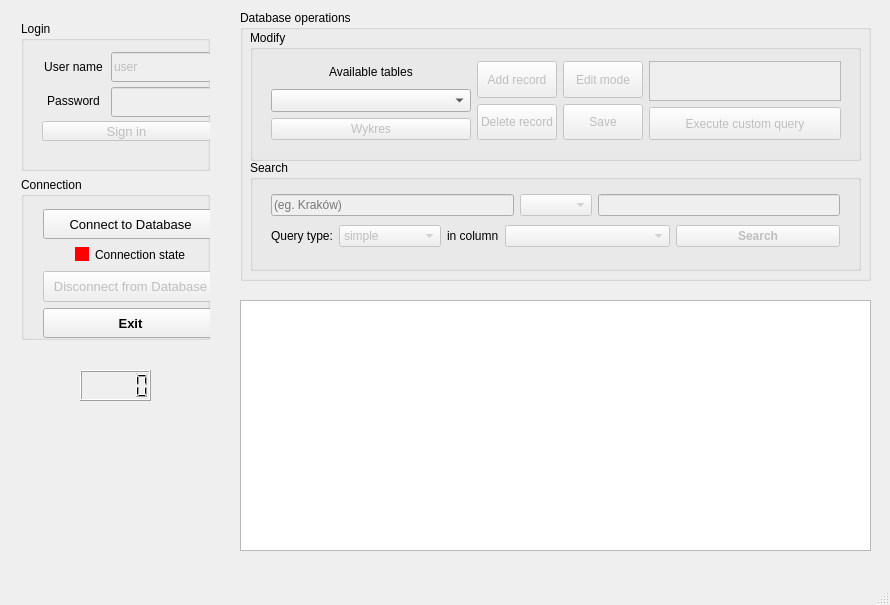
This is mainwindow.ui in palucki/leauge-explorer as Qt 5 draws it before an edit. The edited form follows.
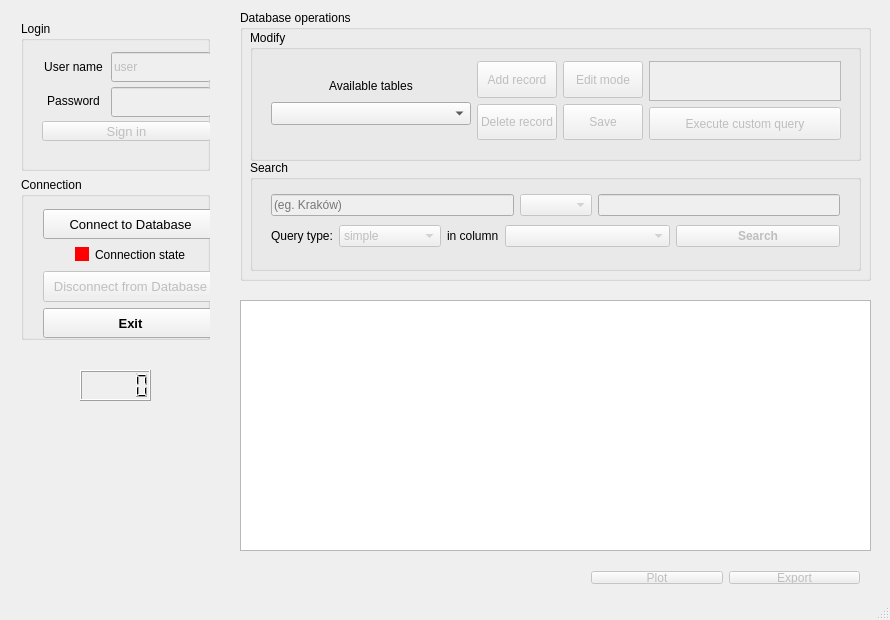
This is the edited form. Icons and pictures are not drawn. Custom widgets are drawn as their Qt base class.

Commit message: Added placeholder for 'export to csv' button in UI

```diff
--- a/mainwindow.ui
+++ b/mainwindow.ui
@@ -10,7 +10,7 @@
     <x>0</x>
     <y>0</y>
     <width>890</width>
-    <height>605</height>
+    <height>620</height>
    </rect>
   </property>
   <property name="windowTitle">
@@ -274,6 +274,19 @@
       <layout class="QHBoxLayout" name="horizontalLayout_4">
        <item>
         <layout class="QVBoxLayout" name="verticalLayout_5">
+         <item>
+          <spacer name="verticalSpacer_2">
+           <property name="orientation">
+            <enum>Qt::Vertical</enum>
+           </property>
+           <property name="sizeHint" stdset="0">
+            <size>
+             <width>20</width>
+             <height>40</height>
+            </size>
+           </property>
+          </spacer>
+         </item>
          <item>
           <layout class="QHBoxLayout" name="horizontalLayout">
            <item>
@@ -325,7 +338,7 @@
          <item>
           <widget class="QComboBox" name="allTablesasdasd">
            <property name="sizePolicy">
-            <sizepolicy hsizetype="Maximum" vsizetype="Expanding">
+            <sizepolicy hsizetype="Maximum" vsizetype="Maximum">
              <horstretch>0</horstretch>
              <verstretch>0</verstretch>
             </sizepolicy>
@@ -350,47 +363,17 @@
           </widget>
          </item>
          <item>
-          <widget class="QPushButton" name="chartButton">
-           <property name="enabled">
-            <bool>false</bool>
+          <spacer name="verticalSpacer">
+           <property name="orientation">
+            <enum>Qt::Vertical</enum>
            </property>
-           <property name="sizePolicy">
-            <sizepolicy hsizetype="Minimum" vsizetype="Expanding">
-             <horstretch>0</horstretch>
-             <verstretch>0</verstretch>
-            </sizepolicy>
-           </property>
-           <property name="minimumSize">
+           <property name="sizeHint" stdset="0">
             <size>
-             <width>0</width>
-             <height>0</height>
-            </size>
-           </property>
-           <property name="maximumSize">
-            <size>
-             <width>16777215</width>
+             <width>20</width>
              <height>40</height>
             </size>
            </property>
-           <property name="font">
-            <font>
-             <pointsize>9</pointsize>
-            </font>
-           </property>
-           <property name="text">
-            <string>Wykres</string>
-           </property>
-           <property name="icon">
-            <iconset resource="myresources.qrc">
-             <normaloff>:/MyFiles/images/png/arrow-made-up-of-connectors-and-lines.png</normaloff>:/MyFiles/images/png/arrow-made-up-of-connectors-and-lines.png</iconset>
-           </property>
-           <property name="iconSize">
-            <size>
-             <width>25</width>
-             <height>25</height>
-            </size>
-           </property>
-          </widget>
+          </spacer>
          </item>
         </layout>
        </item>
@@ -1059,6 +1042,104 @@
      </rect>
     </property>
    </widget>
+   <widget class="QWidget" name="horizontalLayoutWidget">
+    <property name="geometry">
+     <rect>
+      <x>580</x>
+      <y>560</y>
+      <width>291</width>
+      <height>35</height>
+     </rect>
+    </property>
+    <layout class="QHBoxLayout" name="horizontalLayout_5">
+     <item>
+      <widget class="QPushButton" name="chartButton">
+       <property name="enabled">
+        <bool>false</bool>
+       </property>
+       <property name="sizePolicy">
+        <sizepolicy hsizetype="Minimum" vsizetype="Expanding">
+         <horstretch>0</horstretch>
+         <verstretch>0</verstretch>
+        </sizepolicy>
+       </property>
+       <property name="minimumSize">
+        <size>
+         <width>0</width>
+         <height>0</height>
+        </size>
+       </property>
+       <property name="maximumSize">
+        <size>
+         <width>16777215</width>
+         <height>40</height>
+        </size>
+       </property>
+       <property name="font">
+        <font>
+         <pointsize>9</pointsize>
+        </font>
+       </property>
+       <property name="text">
+        <string>Plot</string>
+       </property>
+       <property name="icon">
+        <iconset resource="myresources.qrc">
+         <normaloff>:/MyFiles/images/png/arrow-made-up-of-connectors-and-lines.png</normaloff>:/MyFiles/images/png/arrow-made-up-of-connectors-and-lines.png</iconset>
+       </property>
+       <property name="iconSize">
+        <size>
+         <width>25</width>
+         <height>25</height>
+        </size>
+       </property>
+      </widget>
+     </item>
+     <item>
+      <widget class="QPushButton" name="exportTableButton">
+       <property name="enabled">
+        <bool>false</bool>
+       </property>
+       <property name="sizePolicy">
+        <sizepolicy hsizetype="Minimum" vsizetype="Expanding">
+         <horstretch>0</horstretch>
+         <verstretch>0</verstretch>
+        </sizepolicy>
+       </property>
+       <property name="minimumSize">
+        <size>
+         <width>0</width>
+         <height>0</height>
+        </size>
+       </property>
+       <property name="maximumSize">
+        <size>
+         <width>16777215</width>
+         <height>40</height>
+        </size>
+       </property>
+       <property name="font">
+        <font>
+         <pointsize>9</pointsize>
+        </font>
+       </property>
+       <property name="text">
+        <string>Export</string>
+       </property>
+       <property name="icon">
+        <iconset resource="myresources.qrc">
+         <normaloff>:/MyFiles/images/png/coins-stack-with-arrows-in-different-directions.png</normaloff>:/MyFiles/images/png/coins-stack-with-arrows-in-different-directions.png</iconset>
+       </property>
+       <property name="iconSize">
+        <size>
+         <width>25</width>
+         <height>25</height>
+        </size>
+       </property>
+      </widget>
+     </item>
+    </layout>
+   </widget>
    <zorder>layoutWidget</zorder>
    <zorder>resultTable</zorder>
    <zorder>groupBox</zorder>
```
Left out of the diff: 1 changed line with no effect on the pictures. The commit also changes 6 other files.
